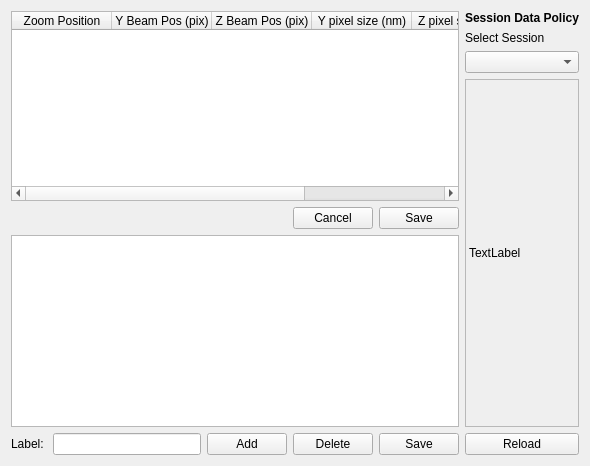
natxo14/mxcube, file gui/ui_files/esrf_id13_configuration_widget.ui: the form before one commit.
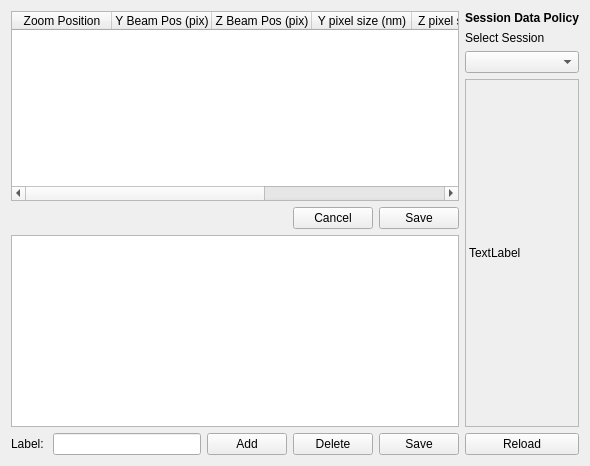
The form after the commit.

What changed in the file:
```diff
--- a/gui/ui_files/esrf_id13_configuration_widget.ui
+++ b/gui/ui_files/esrf_id13_configuration_widget.ui
@@ -56,6 +56,11 @@
            <string>Light Value</string>
           </property>
          </column>
+         <column>
+          <property name="text">
+           <string>Zoom</string>
+          </property>
+         </column>
         </widget>
        </item>
        <item>
```
